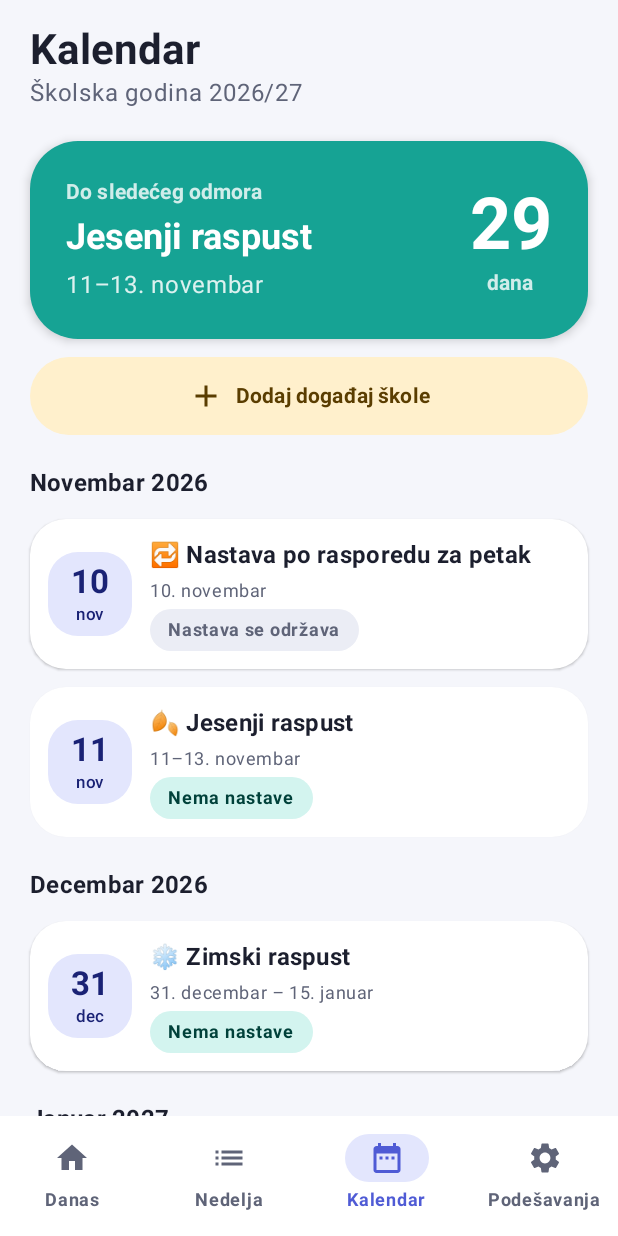
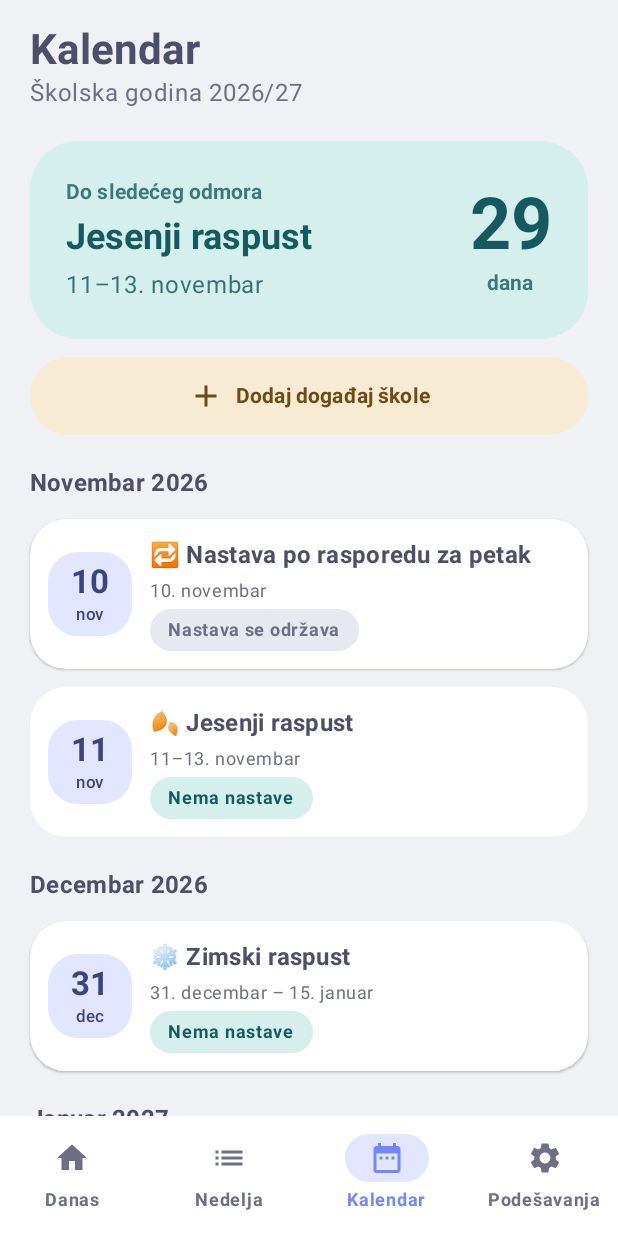
Before and after one commit to mcbane23/raspored-casova, an Android app built with Jetpack Compose: the screen it shows after launch (MainActivity), item 3 of the bottom bar chosen, on a phone screen of 412 x 824 dp. Run offline under Robolectric (Android 15) with nearby library versions, the phone set to English and light mode, and no system bars.

Commit message:
Pastel Catppuccin palettes and theme setting at the top of Settings
- Light theme uses Catppuccin Latte, dark theme Catppuccin Mocha; subject badges and
  avatars use the Mocha pastel accents.
- The Today status card and the Calendar countdown use soft container colors instead of
  saturated fills, so colors stay close to each other.
- The Izgled (theme) card is now the first card in Settings.

Co-Authored-By: Claude Opus 5.5 (1M context) <noreply@anthropic.com>
Claude-Session: https://claude.ai/code/session_015gsME7xJCnqfcUowTLruXg

```diff
--- a/app/src/main/java/com/bane23/classschedule/ui/CalendarScreen.kt
+++ b/app/src/main/java/com/bane23/classschedule/ui/CalendarScreen.kt
@@ -122,32 +122,32 @@ private fun CountdownCard(next: CalendarEvent, today: LocalDate) {
     Surface(
         modifier = Modifier.fillMaxWidth(),
         shape = MaterialTheme.shapes.extraLarge,
-        color = colors.tertiary,
-        shadowElevation = 4.dp,
+        color = colors.tertiaryContainer,
+        shadowElevation = 0.dp,
     ) {
         Row(Modifier.padding(24.dp), verticalAlignment = Alignment.CenterVertically) {
             Column(Modifier.weight(1f), verticalArrangement = Arrangement.spacedBy(4.dp)) {
                 Text(
                     if (ongoing) "Sada je" else "Do sledećeg odmora",
                     style = MaterialTheme.typography.labelLarge,
-                    color = colors.onTertiary.copy(alpha = 0.8f),
+                    color = colors.onTertiaryContainer.copy(alpha = 0.8f),
                 )
-                Text(next.title, style = MaterialTheme.typography.headlineSmall, color = colors.onTertiary)
+                Text(next.title, style = MaterialTheme.typography.headlineSmall, color = colors.onTertiaryContainer)
                 Text(
                     if (ongoing) "Traje do ${dateRangeLabel(next.end, next.end)} 🎉" else dateRangeLabel(next.start, next.end),
                     style = MaterialTheme.typography.bodyLarge,
-                    color = colors.onTertiary.copy(alpha = 0.85f),
+                    color = colors.onTertiaryContainer.copy(alpha = 0.85f),
                 )
             }
             if (ongoing) {
                 Text(eventEmoji(next.title), fontSize = 48.sp)
             } else {
                 Column(horizontalAlignment = Alignment.CenterHorizontally) {
-                    Text("$days", fontSize = 48.sp, lineHeight = 52.sp, style = MaterialTheme.typography.headlineMedium, color = colors.onTertiary)
+                    Text("$days", fontSize = 48.sp, lineHeight = 52.sp, style = MaterialTheme.typography.headlineMedium, color = colors.onTertiaryContainer)
                     Text(
                         inDaysLabel(days).removePrefix("za $days "),
                         style = MaterialTheme.typography.labelLarge,
-                        color = colors.onTertiary.copy(alpha = 0.8f),
+                        color = colors.onTertiaryContainer.copy(alpha = 0.8f),
                     )
                 }
             }
--- a/app/src/main/java/com/bane23/classschedule/ui/Components.kt
+++ b/app/src/main/java/com/bane23/classschedule/ui/Components.kt
@@ -36,37 +36,39 @@ import com.bane23.classschedule.data.ExtraClass
 import kotlinx.coroutines.delay
 import java.time.LocalDateTime
 
+// Subject and avatar colors are the Catppuccin Mocha pastel accents, used as soft tints behind emoji.
+
 /** Emoji and color that make a subject recognizable at a glance, even for children who don't read well yet. */
 data class SubjectStyle(val emoji: String, val color: Color)
 
 private val SUBJECT_STYLES: List<Pair<String, SubjectStyle>> = listOf(
-    "srpski" to SubjectStyle("📖", Color(0xFFEF5D5D)),
-    "matemat" to SubjectStyle("🔢", Color(0xFF4F7CFF)),
-    "engleski" to SubjectStyle("🇬🇧", Color(0xFF2FA3D6)),
-    "strani" to SubjectStyle("🗣️", Color(0xFF2FA3D6)),
-    "svet oko nas" to SubjectStyle("🌱", Color(0xFF34B36B)),
-    "priroda" to SubjectStyle("🌍", Color(0xFF34B36B)),
-    "likovn" to SubjectStyle("🎨", Color(0xFFE5579B)),
-    "muzič" to SubjectStyle("🎵", Color(0xFF9B5DE5)),
-    "muzic" to SubjectStyle("🎵", Color(0xFF9B5DE5)),
-    "fizičk" to SubjectStyle("⚽", Color(0xFFF28C28)),
-    "fizick" to SubjectStyle("⚽", Color(0xFFF28C28)),
-    "istorij" to SubjectStyle("🏛️", Color(0xFFB7791F)),
-    "geograf" to SubjectStyle("🗺️", Color(0xFF16A394)),
-    "biolog" to SubjectStyle("🦋", Color(0xFF4CAF50)),
-    "fizika" to SubjectStyle("🧲", Color(0xFF5C6BC0)),
-    "hemij" to SubjectStyle("🧪", Color(0xFF00ACC1)),
-    "tehni" to SubjectStyle("🛠️", Color(0xFF78849E)),
-    "informat" to SubjectStyle("💻", Color(0xFF3F51B5)),
-    "verska" to SubjectStyle("🕊️", Color(0xFF8D6E63)),
-    "građansk" to SubjectStyle("🤝", Color(0xFF26A69A)),
-    "gradjansk" to SubjectStyle("🤝", Color(0xFF26A69A)),
-    "odeljensk" to SubjectStyle("🏫", Color(0xFF7E57C2)),
+    "srpski" to SubjectStyle("📖", Color(0xFFF38BA8)),
+    "matemat" to SubjectStyle("🔢", Color(0xFF89B4FA)),
+    "engleski" to SubjectStyle("🇬🇧", Color(0xFF74C7EC)),
+    "strani" to SubjectStyle("🗣️", Color(0xFF74C7EC)),
+    "svet oko nas" to SubjectStyle("🌱", Color(0xFFA6E3A1)),
+    "priroda" to SubjectStyle("🌍", Color(0xFFA6E3A1)),
+    "likovn" to SubjectStyle("🎨", Color(0xFFF5C2E7)),
+    "muzič" to SubjectStyle("🎵", Color(0xFFCBA6F7)),
+    "muzic" to SubjectStyle("🎵", Color(0xFFCBA6F7)),
+    "fizičk" to SubjectStyle("⚽", Color(0xFFFAB387)),
+    "fizick" to SubjectStyle("⚽", Color(0xFFFAB387)),
+    "istorij" to SubjectStyle("🏛️", Color(0xFFF9E2AF)),
+    "geograf" to SubjectStyle("🗺️", Color(0xFF94E2D5)),
+    "biolog" to SubjectStyle("🦋", Color(0xFFA6E3A1)),
+    "fizika" to SubjectStyle("🧲", Color(0xFFB4BEFE)),
+    "hemij" to SubjectStyle("🧪", Color(0xFF89DCEB)),
+    "tehni" to SubjectStyle("🛠️", Color(0xFFBAC2DE)),
+    "informat" to SubjectStyle("💻", Color(0xFF89B4FA)),
+    "verska" to SubjectStyle("🕊️", Color(0xFFF2CDCD)),
+    "građansk" to SubjectStyle("🤝", Color(0xFF94E2D5)),
+    "gradjansk" to SubjectStyle("🤝", Color(0xFF94E2D5)),
+    "odeljensk" to SubjectStyle("🏫", Color(0xFFCBA6F7)),
 )
 
 private val FALLBACK_COLORS = listOf(
-    Color(0xFF4F7CFF), Color(0xFFEF5D5D), Color(0xFF34B36B), Color(0xFFF28C28),
-    Color(0xFF9B5DE5), Color(0xFF16A394), Color(0xFFE5579B), Color(0xFFB7791F),
+    Color(0xFF89B4FA), Color(0xFFF38BA8), Color(0xFFA6E3A1), Color(0xFFFAB387),
+    Color(0xFFCBA6F7), Color(0xFF94E2D5), Color(0xFFF5C2E7), Color(0xFFF9E2AF),
 )
 
 /** Style for a lesson text; optional classes ("Dopunska: Matematika") take their subject's style. */
@@ -104,7 +106,7 @@ fun SubjectBadge(lesson: String, size: Dp = 48.dp) {
         Modifier
             .size(size)
             .clip(RoundedCornerShape(size / 3))
-            .background(style.color.copy(alpha = if (isDarkTheme()) 0.3f else 0.16f)),
+            .background(style.color.copy(alpha = if (isDarkTheme()) 0.22f else 0.45f)),
         contentAlignment = Alignment.Center,
     ) {
         Text(style.emoji, fontSize = (size.value * 0.46f).sp)
@@ -121,7 +123,7 @@ fun ChildAvatar(name: String, size: Dp = 36.dp) {
     ) {
         Text(
             name.trim().take(1).uppercase().ifEmpty { "?" },
-            color = Color.White,
+            color = Color(0xFF1E1E2E),
             style = MaterialTheme.typography.titleMedium,
         )
     }
--- a/app/src/main/java/com/bane23/classschedule/ui/SettingsScreen.kt
+++ b/app/src/main/java/com/bane23/classschedule/ui/SettingsScreen.kt
@@ -80,6 +80,15 @@ fun SettingsScreen(data: AppData, child: Child, viewModel: AppViewModel, modifie
         verticalArrangement = Arrangement.spacedBy(16.dp),
     ) {
         ScreenHeader("Podešavanja", "Sve što važi za: $childName")
+
+        SettingsCard("🎨", "Izgled") {
+            PillToggle(
+                options = ThemeMode.entries,
+                selected = data.theme,
+                label = { it.label() },
+                onSelect = { viewModel.setTheme(it) },
+            )
+        }
 
         SettingsCard("👨‍👩‍👧", "Deca") {
             data.children.forEach { c ->
@@ -182,14 +191,6 @@ fun SettingsScreen(data: AppData, child: Child, viewModel: AppViewModel, modifie
 
         SettingsCard("📲", "Deljenje rasporeda") { ShareSection(child, viewModel) }
 
-        SettingsCard("🎨", "Izgled") {
-            PillToggle(
-                options = ThemeMode.entries,
-                selected = data.theme,
-                label = { it.label() },
-                onSelect = { viewModel.setTheme(it) },
-            )
-        }
 
         if (data.children.size > 1) {
             TextButton(onClick = { confirmDelete = true }, modifier = Modifier.fillMaxWidth()) {
--- a/app/src/main/java/com/bane23/classschedule/ui/TodayScreen.kt
+++ b/app/src/main/java/com/bane23/classschedule/ui/TodayScreen.kt
@@ -276,13 +276,13 @@ private fun StatusCard(
             "Bravo! Danas je bilo ${lessons.size} ${lessonsWord(lessons.size)}.",
         )
     }
-    val onColor = MaterialTheme.colorScheme.onPrimary
+    val onColor = MaterialTheme.colorScheme.onPrimaryContainer
 
     Surface(
         modifier = Modifier.fillMaxWidth(),
         shape = MaterialTheme.shapes.extraLarge,
-        color = MaterialTheme.colorScheme.primary,
-        shadowElevation = 4.dp,
+        color = MaterialTheme.colorScheme.primaryContainer,
+        shadowElevation = 0.dp,
     ) {
         Column(Modifier.padding(horizontal = 20.dp, vertical = 16.dp), verticalArrangement = Arrangement.spacedBy(2.dp)) {
             Text(eyebrow, style = MaterialTheme.typography.labelLarge, color = onColor.copy(alpha = 0.8f))
@@ -296,17 +296,17 @@ private fun StatusCard(
                 LinearProgressIndicator(
                     progress = { (done.toFloat() / total).coerceIn(0f, 1f) },
                     modifier = Modifier.fillMaxWidth().padding(top = 8.dp).height(6.dp).clip(CircleShape),
-                    color = MaterialTheme.colorScheme.secondary,
-                    trackColor = onColor.copy(alpha = 0.25f),
+                    color = MaterialTheme.colorScheme.primary,
+                    trackColor = onColor.copy(alpha = 0.12f),
                     drawStopIndicator = {},
                 )
             }
             if (last != null) {
                 Row(Modifier.padding(top = 8.dp), horizontalArrangement = Arrangement.spacedBy(8.dp)) {
-                    Tag("🏁 Kraj u ${last.period.end.label()}", onColor.copy(alpha = 0.18f), onColor)
+                    Tag("🏁 Kraj u ${last.period.end.label()}", onColor.copy(alpha = 0.1f), onColor)
                     if (child.alarmEnabled) {
                         val alarm = last.period.end.minusMinutes(child.alarmMinutesBefore.toLong())
-                        Tag("🔔 ${alarm.label()}", onColor.copy(alpha = 0.18f), onColor)
+                        Tag("🔔 ${alarm.label()}", onColor.copy(alpha = 0.1f), onColor)
                     }
                 }
             }
--- a/app/src/main/java/com/bane23/classschedule/ui/theme/Theme.kt
+++ b/app/src/main/java/com/bane23/classschedule/ui/theme/Theme.kt
@@ -13,71 +13,70 @@ import androidx.compose.ui.text.font.FontWeight
 import androidx.compose.ui.unit.dp
 import androidx.compose.ui.unit.sp
 
-// A fixed, friendly palette instead of the phone's dynamic colors, so the app looks the same for every child and
-// parent: a calm off-white base, dark ink for text, indigo for actions and sunny yellow for highlights.
+// Pastel palettes based on Catppuccin (https://catppuccin.com, MIT): "Latte" for the light theme and "Mocha" for
+// the dark one. Both use one family of soft, low-contrast accents (lavender, teal, yellow) on calm neutral bases,
+// so colored cards and buttons stay close to each other instead of competing.
 
 private val LightColors = lightColorScheme(
-    primary = Color(0xFF4F5BD5),
+    primary = Color(0xFF7287FD), // Latte lavender
     onPrimary = Color.White,
-    primaryContainer = Color(0xFFE3E6FD),
-    onPrimaryContainer = Color(0xFF1A2275),
-    secondary = Color(0xFFF2A100),
-    onSecondary = Color(0xFF2B1D00),
-    secondaryContainer = Color(0xFFFFF0CC),
-    onSecondaryContainer = Color(0xFF5A3D00),
-    tertiary = Color(0xFF16A394),
+    primaryContainer = Color(0xFFE2E6FE),
+    onPrimaryContainer = Color(0xFF3B4483),
+    secondary = Color(0xFFDF8E1D), // Latte yellow
+    onSecondary = Color.White,
+    secondaryContainer = Color(0xFFF8EBD3),
+    onSecondaryContainer = Color(0xFF6E4A14),
+    tertiary = Color(0xFF179299), // Latte teal
     onTertiary = Color.White,
-    tertiaryContainer = Color(0xFFD3F4EF),
-    onTertiaryContainer = Color(0xFF00413A),
-    background = Color(0xFFF5F6FB),
-    onBackground = Color(0xFF1C1F2E),
-    surface = Color(0xFFF5F6FB),
-    onSurface = Color(0xFF1C1F2E),
-    surfaceVariant = Color(0xFFEBEDF5),
-    onSurfaceVariant = Color(0xFF5F6478),
+    tertiaryContainer = Color(0xFFD5EFEC),
+    onTertiaryContainer = Color(0xFF145A5E),
+    background = Color(0xFFEFF1F5), // base
+    onBackground = Color(0xFF4C4F69), // text
+    surface = Color(0xFFEFF1F5),
+    onSurface = Color(0xFF4C4F69),
+    surfaceVariant = Color(0xFFE6E9EF), // mantle
+    onSurfaceVariant = Color(0xFF6C6F85), // subtext0
     surfaceBright = Color.White,
     surfaceContainerLowest = Color.White,
     surfaceContainerLow = Color.White,
     surfaceContainer = Color.White,
-    surfaceContainerHigh = Color(0xFFF0F1F8),
-    surfaceContainerHighest = Color(0xFFEBEDF5),
-    outline = Color(0xFFC6C9D8),
-    outlineVariant = Color(0xFFE2E4EE),
-    error = Color(0xFFD93F3F),
-    errorContainer = Color(0xFFFDE3E3),
+    surfaceContainerHigh = Color(0xFFE6E9EF),
+    surfaceContainerHighest = Color(0xFFDCE0E8), // crust
+    outline = Color(0xFFACB0BE), // surface2
+    outlineVariant = Color(0xFFCCD0DA), // surface0
+    error = Color(0xFFD20F39),
+    errorContainer = Color(0xFFF8D7DE),
 )
 
-// Dark mode keeps the same indigo / yellow / teal identity at a deeper tone so colored cards stay readable with white
-// text, and cards are lighter than the background so they stand out without shadows.
 private val DarkColors = darkColorScheme(
-    primary = Color(0xFF7C86F7),
-    onPrimary = Color.White,
-    primaryContainer = Color(0xFF2C3275),
-    onPrimaryContainer = Color(0xFFDDE0FF),
-    secondary = Color(0xFFFFC94D),
-    onSecondary = Color(0xFF3F2A00),
-    secondaryContainer = Color(0xFF4A3A12),
-    onSecondaryContainer = Color(0xFFFFE6A8),
-    tertiary = Color(0xFF1C9E8F),
-    onTertiary = Color.White,
-    tertiaryContainer = Color(0xFF113F3A),
-    onTertiaryContainer = Color(0xFFB8F0E7),
-    background = Color(0xFF111319),
-    onBackground = Color(0xFFE7E8F0),
-    surface = Color(0xFF111319),
-    onSurface = Color(0xFFE7E8F0),
-    surfaceVariant = Color(0xFF262A38),
-    onSurfaceVariant = Color(0xFFA8ADC2),
-    surfaceBright = Color(0xFF3A3F53),
-    surfaceContainerLowest = Color(0xFF1C1F2B),
-    surfaceContainerLow = Color(0xFF1C1F2B),
-    surfaceContainer = Color(0xFF1C1F2B),
-    surfaceContainerHigh = Color(0xFF232634),
-    surfaceContainerHighest = Color(0xFF2A2E3D),
-    outline = Color(0xFF4A4F64),
-    outlineVariant = Color(0xFF2E3242),
-    error = Color(0xFFFF8A80),
-    errorContainer = Color(0xFF5C1A1A),
+    primary = Color(0xFFB4BEFE), // Mocha lavender
+    onPrimary = Color(0xFF1E1E2E),
+    primaryContainer = Color(0xFF3A3D5E),
+    onPrimaryContainer = Color(0xFFD5DAFF),
+    secondary = Color(0xFFF9E2AF), // Mocha yellow
+    onSecondary = Color(0xFF1E1E2E),
+    secondaryContainer = Color(0xFF4A4436),
+    onSecondaryContainer = Color(0xFFF9E2AF),
+    tertiary = Color(0xFF94E2D5), // Mocha teal
+    onTertiary = Color(0xFF1E1E2E),
+    tertiaryContainer = Color(0xFF2E4A4B),
+    onTertiaryContainer = Color(0xFFC2F0E8),
+    background = Color(0xFF1E1E2E), // base
+    onBackground = Color(0xFFCDD6F4), // text
+    surface = Color(0xFF1E1E2E),
+    onSurface = Color(0xFFCDD6F4),
+    surfaceVariant = Color(0xFF313244), // surface0
+    onSurfaceVariant = Color(0xFFA6ADC8), // subtext0
+    surfaceBright = Color(0xFF45475A), // surface1
+    surfaceContainerLowest = Color(0xFF28283B),
+    surfaceContainerLow = Color(0xFF28283B),
+    surfaceContainer = Color(0xFF28283B),
+    surfaceContainerHigh = Color(0xFF313244),
+    surfaceContainerHighest = Color(0xFF45475A),
+    outline = Color(0xFF6C7086), // overlay0
+    outlineVariant = Color(0xFF45475A),
+    error = Color(0xFFF38BA8),
+    errorContainer = Color(0xFF5A2E3C),
 )
 
 private val AppShapes = Shapes(
```
Also changed, not shown: 1 other file.
